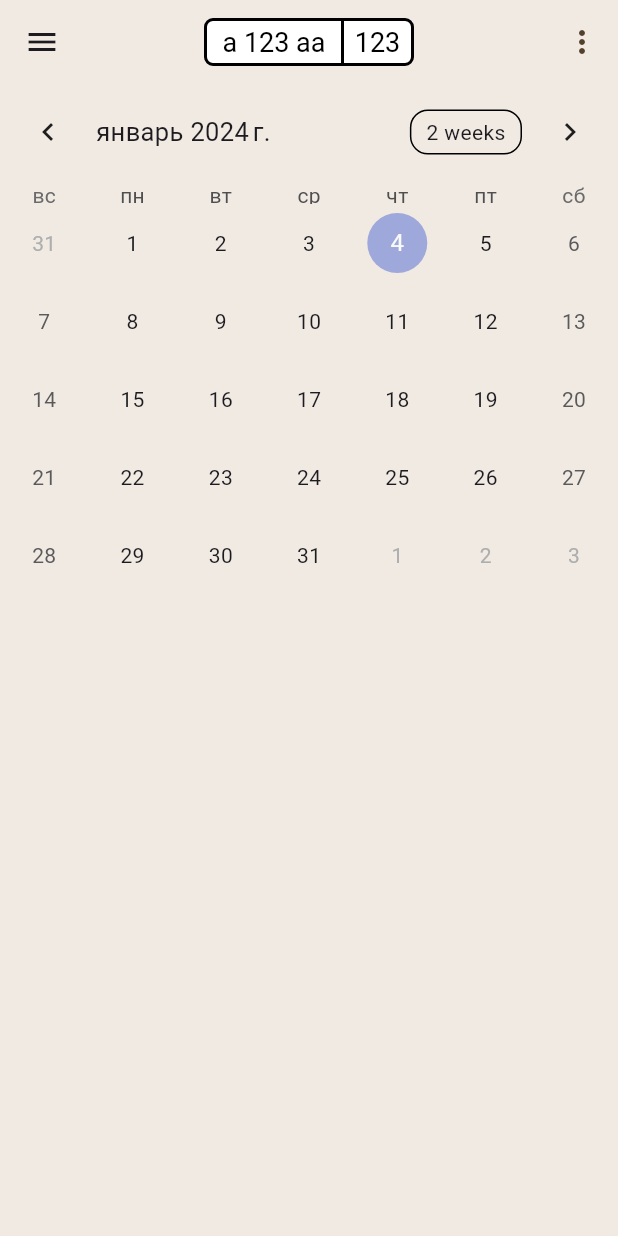
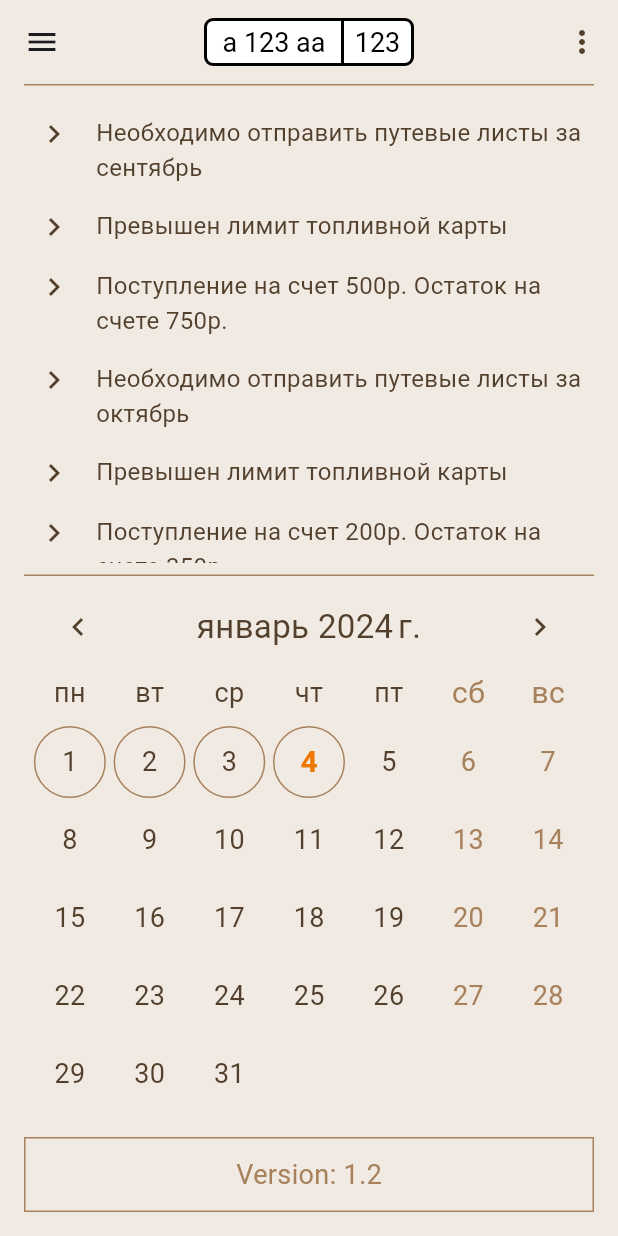
Before and after one commit to Bratek/OTiDO2, a Flutter app: the screen it shows after launch, on a phone screen of 412 x 824 dp. Run offline on Flutter 3.47's test engine with Material 3 defaults, Android fonts, the phone set to English and light mode, and no system bars; drawn by our look-alikes of table_calendar; our stand-ins replace dotted_line.

```diff
--- a/lib/helper.dart
+++ b/lib/helper.dart
@@ -10,6 +10,7 @@ export 'package:otido2/widgets/widget_logo.dart';
 export 'package:otido2/widgets/widget_space.dart';
 export 'package:otido2/widgets/widget_text_field.dart';
 export 'package:otido2/widgets/widget_title.dart';
+export 'package:otido2/widgets/widget_table_calendar.dart';
 
 // Localization
 export 'package:otido2/generated/l10n.dart';
--- a/lib/l10n/intl_en.arb
+++ b/lib/l10n/intl_en.arb
@@ -9,8 +9,11 @@
   "password": "Password",
   "profile": "Profile",
   "registration": "Registration",
+  "reklama": "Advertisement",
   "settings": "Settings",
+  "sign_in": "Sign in",
   "sign_out": "Sign out",
   "user_name": "Name",
+  "version": "Version: 2.0",
   "zaregistrirovat": "Register"
 }
--- a/lib/l10n/intl_ru.arb
+++ b/lib/l10n/intl_ru.arb
@@ -9,8 +9,11 @@
   "password": "Пароль",
   "profile": "Профиль",
   "registration": "Регистрация",
+  "reklama": "Реклама",
   "settings": "Настройки",
+  "sign_in": "Войти",
   "sign_out": "Выход",
   "user_name": "Фамилия Имя",
+  "version": "Версия: 2.0",
   "zaregistrirovat": "Зарегистрировать"
 }
--- a/lib/main.dart
+++ b/lib/main.dart
@@ -1,6 +1,7 @@
 import 'package:flutter/material.dart';
 import 'package:flutter_localizations/flutter_localizations.dart';
 import 'package:otido2/helper.dart';
+import 'package:otido2/screens/login_screen.dart';
 
 //import 'package:otido2/screens/login_screen.dart';
 import 'package:otido2/screens/main_screen.dart';
--- a/lib/screens/login_screen.dart
+++ b/lib/screens/login_screen.dart
@@ -1,6 +1,5 @@
 import 'package:flutter/material.dart';
 import 'package:otido2/helper.dart';
-
 
 class LoginScreen extends StatelessWidget {
   const LoginScreen({super.key});
--- a/lib/screens/main_screen.dart
+++ b/lib/screens/main_screen.dart
@@ -1,6 +1,8 @@
+import 'package:dotted_line/dotted_line.dart';
 import 'package:flutter/material.dart';
 import 'package:otido2/helper.dart';
-import 'package:table_calendar/table_calendar.dart';
+
+//import 'package:table_calendar/table_calendar.dart';
 
 class MainScreen extends StatelessWidget {
   const MainScreen({super.key});
@@ -11,12 +13,26 @@ class MainScreen extends StatelessWidget {
     return Scaffold(
       appBar: _Appbar(context, appTheme),
       drawer: wDrawer(context),
-      body: TableCalendar(
-        firstDay: DateTime.utc(2010, 10, 16),
-        lastDay: DateTime.utc(2030, 3, 14),
-        focusedDay: DateTime.now(),
+      body: Column(
+        children: [
+          Padding(
+            padding: const EdgeInsets.only(left: 16, right: 16, bottom: 4),
+            child: wSeparator(appTheme),
+          ),
+          wNewsListView(appTheme),
+          Padding(
+            padding: const EdgeInsets.only(left: 16, right: 16, top: 8),
+            child: wSeparator(appTheme),
+          ),
+          Padding(
+            padding: const EdgeInsets.only(left: 20, right: 20, top: 10),
+            child: wTableCalendar(),
+          ),
+          wFootterBlock(context, appTheme),
+        ],
       ),
     );
+    // );
   }
 
   AppBar _Appbar(context, ThemeData appTheme) {
@@ -53,3 +69,77 @@ class MainScreen extends StatelessWidget {
     );
   }
 }
+
+Widget wSeparator(ThemeData appTheme) => Container(
+      color: appTheme.colorScheme.mediumColor,
+      height: 1,
+    );
+
+Widget wNewsListView(ThemeData appTheme) {
+  List<String> info = <String>[
+    "Необходимо отправить путевые листы за сентябрь",
+    "Превышен лимит топливной карты",
+    "Поступление на счет 500р. Остаток на счете 750р.",
+    "Необходимо отправить путевые листы за октябрь",
+    "Превышен лимит топливной карты",
+    "Поступление на счет 200р. Остаток на счете 350р."
+  ];
+  return Expanded(
+    child: Container(
+      //height: 120,
+      child: ListView.builder(
+        shrinkWrap: true,
+        itemCount: info.length,
+        padding: const EdgeInsets.only(left: 16, right: 16, top: 8, bottom: 8),
+        // separatorBuilder: (BuildContext context, int index) =>
+        //     DottedLine(),
+        itemBuilder: (BuildContext context, int index) {
+          return Container(
+            child: Row(
+              crossAxisAlignment: CrossAxisAlignment.start,
+              children: [
+                Padding(
+                  padding: const EdgeInsets.all(8.0),
+                  child: Icon(
+                    Icons.keyboard_arrow_right,
+                    color: appTheme.colorScheme.oppositeColor,
+                  ),
+                ),
+                Flexible(
+                  child: Padding(
+                    padding: const EdgeInsets.all(8.0),
+                    child: Text(
+                      info[index],
+                      style: appTheme.textTheme.info
+                          .copyWith(color: appTheme.colorScheme.oppositeColor),
+                      maxLines: 2,
+                      //softWrap: true,
+                    ),
+                  ),
+                ),
+              ],
+            ),
+          );
+        },
+      ),
+    ),
+  );
+}
+
+Widget wFootterBlock(BuildContext context, ThemeData appTheme) {
+  return Padding(
+    padding: const EdgeInsets.all(16),
+    child: Container(
+      height: 50,
+      padding: EdgeInsets.all(10),
+      decoration: BoxDecoration(
+          border: Border.all(color: appTheme.colorScheme.mediumColor)),
+      child: Center(
+        child: Text(
+          S.of(context).version,
+          style: appTheme.textTheme.label,
+        ),
+      ),
+    ),
+  );
+}
--- a/lib/themes/data_theme.dart
+++ b/lib/themes/data_theme.dart
@@ -61,7 +61,7 @@ TextStyle get titleMinTextStyle => TextStyle(
     );
 
 TextStyle get popupMenuTextTheme => TextStyle(
-      color: Colors.black,
+      color: _themeColors.oppositeColor,
       fontSize: 18,
       fontWeight: FontWeight.normal,
     );
@@ -120,7 +120,9 @@ TextSelectionThemeData get textSelectionThemeData => TextSelectionThemeData(
 
 PopupMenuThemeData get popupMenuTheme => PopupMenuThemeData(
       iconColor: _themeColors.oppositeColor,
-      color: _themeColors.oppositeColor,
+      color: _themeColors.footerColor,
+      elevation: 10,
+      shadowColor: _themeColors.footerColor,
       textStyle: popupMenuTextTheme,
       position: PopupMenuPosition.under,
     );
--- /dev/null
+++ b/lib/widgets/widget_table_calendar.dart
@@ -0,0 +1,259 @@
+import 'package:flutter/material.dart';
+import 'package:table_calendar/table_calendar.dart';
+import 'package:otido2/helper.dart';
+
+class wTableCalendar extends StatefulWidget {
+  @override
+  State<wTableCalendar> createState() => _MyCalendarState();
+}
+
+class _MyCalendarState extends State<wTableCalendar> {
+  List<CalendarDay> wbList = [];
+
+  late DateTime _focusedDay;
+  late DateTime _firstDay;
+  late DateTime _lastDay;
+
+  @override
+  void initState() {
+    super.initState();
+    _focusedDay = DateTime.now();
+    _firstDay = DateTime(2000, 1, 1);
+    _lastDay = DateTime(2100, 12, 31);
+
+    //updateWBlist(_focusedDay);
+  }
+
+  // void updateWBlist(DateTime date) async {
+  //   DateTime curMonth = DateTime(date.year, date.month, 1);
+  //   var snapshot =
+  //       await FirestoreService().fetchWayBills(global.car, period: curMonth);
+
+  //   wbList.clear();
+  //   if (snapshot == null || snapshot.isEmpty) {
+  //     //Нет данных
+  //   } else {
+  //     for (int i = 0; i < snapshot.length; i++) {
+  //       wbList.add(CalendarDay(snapshot[i].docDate, snapshot[i]));
+  //     }
+  //   }
+
+  //   setState(() {});
+  // }
+
+  @override
+  Widget build(BuildContext context) {
+    ThemeData appTheme = dataTheme(Theme.of(context).brightness);
+    return TableCalendar(
+      calendarBuilders: customCalendarBuilder(appTheme), // отрисовка дней
+      firstDay: _firstDay,
+      lastDay: _lastDay,
+      focusedDay: _focusedDay,
+      calendarFormat: CalendarFormat.month,
+
+      locale: 'ru',
+      headerStyle: HeaderStyle(
+        // Заголовок календаря
+        titleCentered: true,
+        titleTextStyle: TextStyle(
+            // Стиль для заголовка периода
+            color: appTheme.colorScheme.oppositeColor,
+            fontSize: 22,
+            fontWeight: FontWeight.normal),
+        formatButtonVisible: false,
+        headerPadding: const EdgeInsets.symmetric(vertical: 0),
+        leftChevronIcon: Icon(
+          Icons.chevron_left,
+          color: appTheme.colorScheme.oppositeColor,
+        ),
+        rightChevronIcon: Icon(Icons.chevron_right,
+            color: appTheme.colorScheme.oppositeColor),
+      ),
+      rangeSelectionMode: RangeSelectionMode.toggledOn,
+      pageAnimationEnabled: false,
+      pageAnimationDuration: const Duration(milliseconds: 1),
+      calendarStyle: const CalendarStyle(
+        outsideDaysVisible: false,
+      ),
+      startingDayOfWeek: StartingDayOfWeek.monday,
+      daysOfWeekHeight: 40,
+      daysOfWeekStyle: DaysOfWeekStyle(
+          // Стиль заголовка дней
+          weekdayStyle: TextStyle(
+              fontSize: 18,
+              fontWeight: FontWeight.normal,
+              color:
+                  appTheme.colorScheme.oppositeColor), // цвет заголовка будни
+          weekendStyle: TextStyle(
+              fontSize: 20,
+              fontWeight: FontWeight.normal,
+              color:
+                  appTheme.colorScheme.mediumColor)), // цвет заголовка выходные
+      availableGestures: AvailableGestures.none,
+      //simpleSwipeConfig: const SimpleSwipeConfig(verticalThreshold: 25.0, swipeDetectionBehavior: SwipeDetectionBehavior.continuousDistinct),
+
+      onPageChanged: (date) {
+        _focusedDay = date;
+        //updateWBlist(date);
+      },
+
+      onDaySelected: (selectedDay, focusedDay) {
+        openWaybill(selectedDay);
+      },
+    );
+  }
+
+  void openWaybill(day) {
+    // Waybill currentWaybill;
+    // CalendarDay findDay = getDataOnDay(day);
+
+    // // if (findDay == null)
+    // //   lastWaybill = null;
+    // // else
+    // //   lastWaybill = findDay.waybill;
+
+    // currentWaybill = findDay?.waybill ?? Waybill(global.car, lastWaybill: null);
+
+    // Navigator.push(
+    //     context,
+    //     MaterialPageRoute(
+    //         builder: (context) => DetailsPage(waybill: currentWaybill)));
+  }
+
+  CalendarBuilders customCalendarBuilder(ThemeData appTheme) {
+    return CalendarBuilders(
+      selectedBuilder: (context, date, events) => Container(
+        margin: const EdgeInsets.all(2.0),
+        alignment: Alignment.center,
+        decoration: BoxDecoration(
+            color: appTheme.colorScheme.accentColor,
+            borderRadius: BorderRadius.circular(10.0)),
+        child: Text(
+          date.day.toString(),
+          style: TextStyle(color: appTheme.colorScheme.oppositeColor),
+        ),
+      ),
+      todayBuilder: (context, date, events) => Container(
+          margin: const EdgeInsets.all(2.0),
+          alignment: Alignment.center,
+          decoration: dayDecoration(date, appTheme),
+          child: Text(
+            date.day.toString(),
+            style: TextStyle(
+                color: appTheme.colorScheme.accentColor,
+                fontSize: 20,
+                fontWeight: FontWeight.bold),
+          )),
+
+      defaultBuilder: (context, date, _) => Container(
+          // Стиль текста даты
+          margin: const EdgeInsets.all(2.0),
+          alignment: Alignment.center,
+          decoration: dayDecoration(date, appTheme),
+          child: Text(
+            date.day.toString(),
+            style: date.weekday == 6 || date.weekday == 7
+                ? TextStyle(
+                    color: appTheme.colorScheme.mediumColor, fontSize: 18)
+                : TextStyle(
+                    color: appTheme.colorScheme.oppositeColor, fontSize: 18),
+          )),
+
+      // disabledBuilder: (context, date, _) => Container(
+      //     margin: const EdgeInsets.all(4.0),
+      //     alignment: Alignment.center,
+      //     child: Text(
+      //       date.day.toString(),
+      //       style: TextStyle(color: Colors.red),
+      //     )),
+
+      // headerTitleBuilder: (context, date) => Container(
+      //   margin: const EdgeInsets.all(4.0),
+      //   alignment: Alignment.center,
+      //   child: Text(
+      //     DateFormat('MMMM yyyy').format(date),
+      //     style: TextStyle(
+      //         color: Colors.white, fontSize: 20.0, fontWeight: FontWeight.bold),
+      //   ),
+      // ),
+      // outsideDayBuilder: (context, date, _) {
+      //   return DaisyWidget().buildCalendarDay(
+      //       day: date.day.toString(),
+      //       backColor: Colors.blue,
+      //       color: Colors.red);
+      // },
+      // outsideHolidayDayBuilder: (context, date, _) {
+      //   return DaisyWidget().buildCalendarDay(
+      //       day: date.day.toString(),
+      //       backColor: Colors.deepOrange,
+      //       color: Colors.red);
+      // },
+      // holidayDayBuilder: (context, date, _) {
+      //   return DaisyWidget().buildCalendarDay(
+      //       day: date.day.toString(),
+      //       backColor: Colors.purple,
+      //       color: Colors.red);
+      // },
+      // outsideWeekendDayBuilder: (context, date, _) {
+      //   return DaisyWidget().buildCalendarDay(
+      //       day: date.day.toString(),
+      //       backColor: Colors.pinkAccent,
+      //       color: Colors.black);
+      // },
+      // dowWeekdayBuilder: (context, date) {
+      //   return DaisyWidget().buildCalendarDay(
+      //       day: date.toString(), backColor: Colors.yellow, color: Colors.red);
+      // },
+      // dowWeekendBuilder: (context, date) {
+      //   return DaisyWidget().buildCalendarDay(
+      //       day: date.toString(), backColor: Colors.green, color: Colors.red);
+      // },
+      // unavailableDayBuilder: (context, date, _) {
+      //   return DaisyWidget().buildCalendarDay(
+      //       day: date.day.toString(),
+      //       backColor: Colors.red,
+      //       color: DaisyColors.serveColor);
+      // },
+      // markersBuilder: (context, date, events, holidays) {
+      //   final children = <Widget>[];
+      //   if (events.isNotEmpty) {
+      //     children.add(
+      //       Positioned(
+      //         bottom: 1,
+      //         child: _buildEventsMarkerNum(date),
+      //       ),
+    );
+  }
+
+  BoxDecoration dayDecoration(DateTime date, ThemeData appTheme) {
+    if (isDate(date)) {
+      return BoxDecoration(
+        border: Border.all(color: appTheme.colorScheme.mediumColor),
+        shape: BoxShape.circle,
+        //borderRadius: BorderRadius.circular(10),
+      );
+    } else {
+      return BoxDecoration();
+    }
+  }
+
+  bool isDate(DateTime curDate) {
+    // final findDay = getDataOnDay(date);
+    // if (findDay == null) return false;
+
+    if (curDate.isBefore(DateTime.now())) return true;
+    return false;
+  }
+
+  // CalendarDay getDataOnDay(DateTime date) {
+  //   return wbList.firstWhereOrNull(
+  //       (element) => element.date == DateTime(date.year, date.month, date.day));
+  //}
+}
+
+class CalendarDay {
+  DateTime date;
+  //Waybill waybill;
+
+  CalendarDay(this.date);
+}
--- a/pubspec.yaml
+++ b/pubspec.yaml
@@ -38,6 +38,7 @@ dependencies:
     sdk: flutter
   intl: any
   table_calendar: ^3.0.9
+  dotted_line: ^3.2.2
 
 dev_dependencies:
   flutter_test:
```
Also changed, not shown: lib/generated/intl/messages_en.dart, lib/generated/intl/messages_ru.dart, lib/generated/l10n.dart, pubspec.lock.
